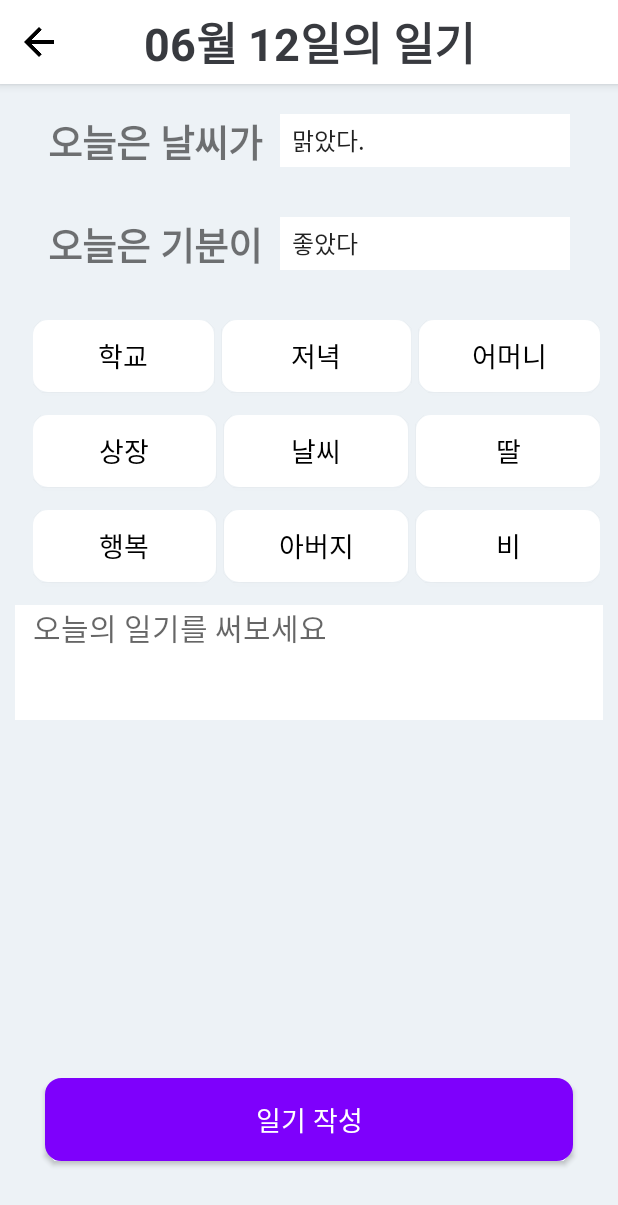
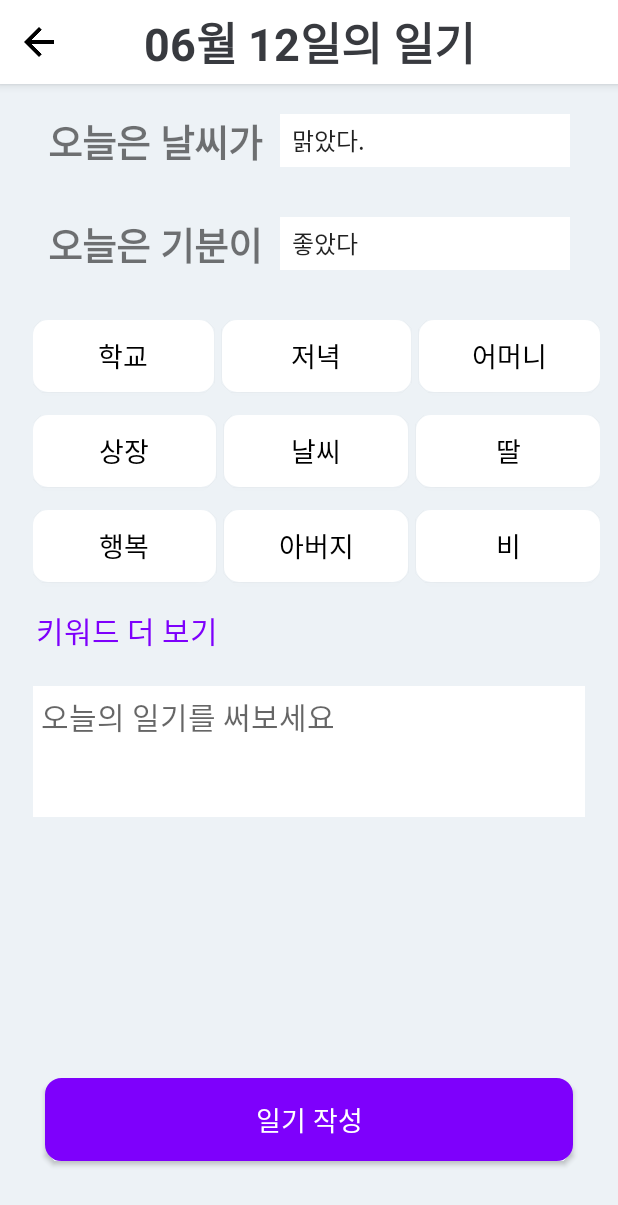
Before and after one commit to songandhong/Remember_Hi, an Android app: the AddDiaryActivity screen opened directly, with no data from a screen before it, on a phone screen of 412 x 824 dp. Shown: the top 1205 px of the screen. Run offline under Robolectric (Android 15) with nearby library versions, the phone set to English and light mode, and no system bars; our stand-ins replace Firebase (no records; nobody signed in at launch, a user with empty details on screens opened directly).

Commit message:
viewMoreKeyword 고치는 중

```diff
--- a/app/src/main/java/s2017s40/kr/hs/mirim/remember_hi/AddDiaryActivity.java
+++ b/app/src/main/java/s2017s40/kr/hs/mirim/remember_hi/AddDiaryActivity.java
@@ -2,6 +2,7 @@ package s2017s40.kr.hs.mirim.remember_hi;
 
 import android.app.ActionBar;
 import android.app.Activity;
+import android.content.Intent;
 import android.content.SharedPreferences;
 import android.support.v7.app.AppCompatActivity;
 import android.os.Bundle;
@@ -33,6 +34,7 @@ public class AddDiaryActivity extends AppCompatActivity {
     String nowTimeStr;
     ToggleButton keyword1, keyword2, keyword3, keyword4, keyword5, keyword6, keyword7, keyword8,keyword9;
     int randomNum[];
+    TextView more_keyword;
 
     //파이어베이스 연결 위한 준비
     FirebaseDatabase database = FirebaseDatabase.getInstance();
@@ -78,6 +80,8 @@ public class AddDiaryActivity extends AppCompatActivity {
         keyword7 = findViewById(R.id.writeDiary_keyword7_toggle);
         keyword8 = findViewById(R.id.writeDiary_keyword8_toggle);
         keyword9 = findViewById(R.id.writeDiary_keyword9_toggle);
+
+        more_keyword = findViewById(R.id.more_keyword);
 
         //일기 맨 상단의 제목
         titleText_wirte = findViewById(R.id.writeDiary_content_edit);
@@ -148,6 +152,15 @@ public class AddDiaryActivity extends AppCompatActivity {
         keyword8.setTextOff(arr.wordArr.get(randomNum[7]));
         keyword9.setTextOn(arr.wordArr.get(randomNum[8]));
         keyword9.setTextOff(arr.wordArr.get(randomNum[8]));
+
+
+        more_keyword.setOnClickListener(new View.OnClickListener() { // 키워드 더 보기
+            @Override
+            public void onClick(View v) {
+                Intent intent = new Intent(AddDiaryActivity.this, MoreKeywordActivity.class);
+                startActivityForResult(intent, 0);
+            }
+        });
 
         writeBtn.setOnClickListener(new View.OnClickListener() {
             @Override
@@ -273,7 +286,19 @@ public class AddDiaryActivity extends AppCompatActivity {
                 break;
         }
 
+    } // onCreate
+
+    @Override
+    public void onActivityResult(int reqCode, int resultCode, Intent data){
+        if(resultCode == RESULT_OK){
+            if(reqCode == 0){
+                String set = writeDiaryEdit.getText() + data.getStringExtra("moreKeyword");
+                writeDiaryEdit.setText(set);
+            }else{
+                Toast.makeText(getApplicationContext(), "오류가 발생했습니다", Toast.LENGTH_SHORT).show();
+            }
+        }
+    }
 
 
-    }
 }
--- a/app/src/main/java/s2017s40/kr/hs/mirim/remember_hi/WordsArray.java
+++ b/app/src/main/java/s2017s40/kr/hs/mirim/remember_hi/WordsArray.java
@@ -4,7 +4,7 @@ import java.util.ArrayList;
 
 public class WordsArray {
 
-    ArrayList<String> wordArr=new ArrayList<>();
+    public ArrayList<String> wordArr=new ArrayList<>();
 
     public WordsArray(){
         wordArr.add("가족");
@@ -25,11 +25,6 @@ public class WordsArray {
         wordArr.add("손자"); wordArr.add("아들"); wordArr.add("딸"); wordArr.add("어머니"); wordArr.add("아버지"); wordArr.add("할머니");
         wordArr.add("할아버지");
 
-
-
-
-
-
     }
 
 }
--- a/app/src/main/res/layout/activity_add_diary.xml
+++ b/app/src/main/res/layout/activity_add_diary.xml
@@ -213,6 +213,15 @@
                 android:textOn="keyword9" />
         </LinearLayout>
 
+        <TextView
+            android:id="@+id/more_keyword"
+            android:layout_margin="12dp"
+            android:textColor="@color/main"
+            android:textSize="20sp"
+            android:text="키워드 더 보기"
+            android:layout_width="match_parent"
+            android:layout_height="wrap_content" />
+
     </LinearLayout>
 
     <LinearLayout
@@ -224,7 +233,7 @@
         android:orientation="vertical">
 
         <EditText
-
+            android:padding="5dp"
             android:background="@color/white"
             android:id="@+id/writeDiary_content_edit"
             android:layout_width="match_parent"
@@ -233,8 +242,8 @@
             android:gravity="start"
             android:hint="오늘의 일기를 써보세요"
             android:lines="3"
-            android:paddingLeft="12dp"
-            android:paddingRight="12dp"
+            android:layout_marginLeft="12dp"
+            android:layout_marginRight="12dp"
             android:textColor="@color/mainDark"
             android:textSize="23sp" />
     </LinearLayout>
```
Also changed, not shown: app/src/main/AndroidManifest.xml (+6 -2 lines), app/src/main/java/s2017s40/kr/hs/mirim/remember_hi/Adapter/viewKeywordAdapter.java (added, +55 -0 lines), app/src/main/java/s2017s40/kr/hs/mirim/remember_hi/Menu2Activity.java (+6 -1 lines), app/src/main/java/s2017s40/kr/hs/mirim/remember_hi/MoreKeywordActivity.java (added, +47 -0 lines), app/src/main/res/layout/activity_more_keyword.xml (added, +14 -0 lines), app/src/main/res/layout/keyword_list_item.xml (added, +16 -0 lines).
